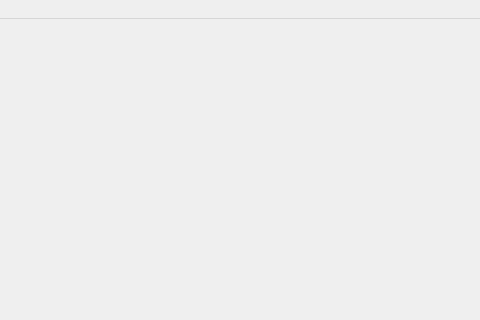
First picture: the form in resources/KeyScan.ui, repository ItzBlinkzy/KeyScan, before the edit; both pictures show x 800 to 1280 and y 0 to 320 of the 1280 by 720 pixel window.
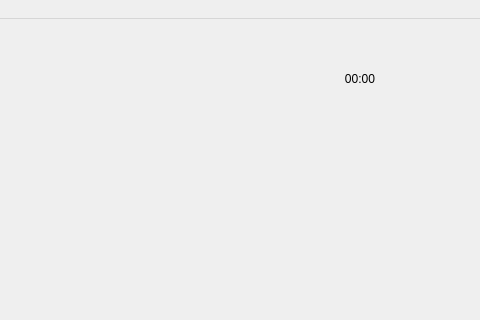
Second picture: the form after the edit.

Commit message: timer logic is added but not reflective in ui yet, next commit will do so.

Patch:
```diff
--- a/resources/KeyScan.ui
+++ b/resources/KeyScan.ui
@@ -142,6 +142,28 @@
         <string notr="true"/>
        </property>
       </widget>
+      <widget class="QWidget" name="horizontalLayoutWidget_13">
+       <property name="geometry">
+        <rect>
+         <x>1110</x>
+         <y>0</y>
+         <width>160</width>
+         <height>80</height>
+        </rect>
+       </property>
+       <layout class="QHBoxLayout" name="horizontalLayout">
+        <item>
+         <widget class="QLabel" name="label_2">
+          <property name="text">
+           <string>00:00</string>
+          </property>
+          <property name="alignment">
+           <set>Qt::AlignmentFlag::AlignCenter</set>
+          </property>
+         </widget>
+        </item>
+       </layout>
+      </widget>
      </widget>
     </widget>
     <widget class="QWidget" name="remapper_page">
```
The commit also changes 2 other files.
